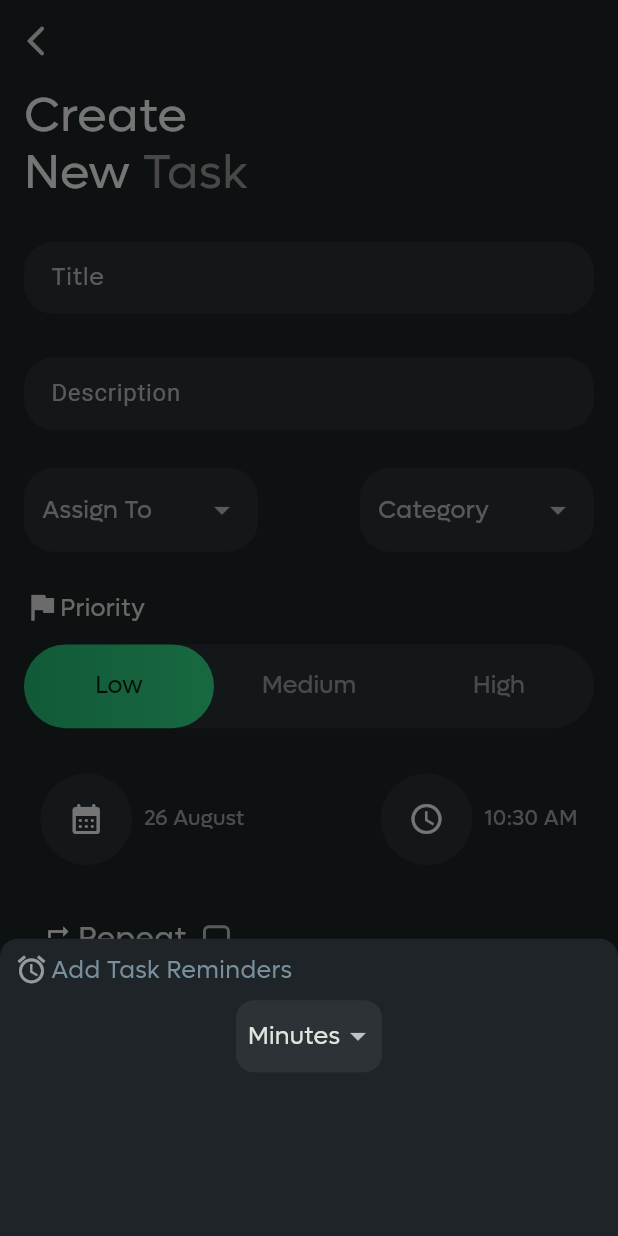
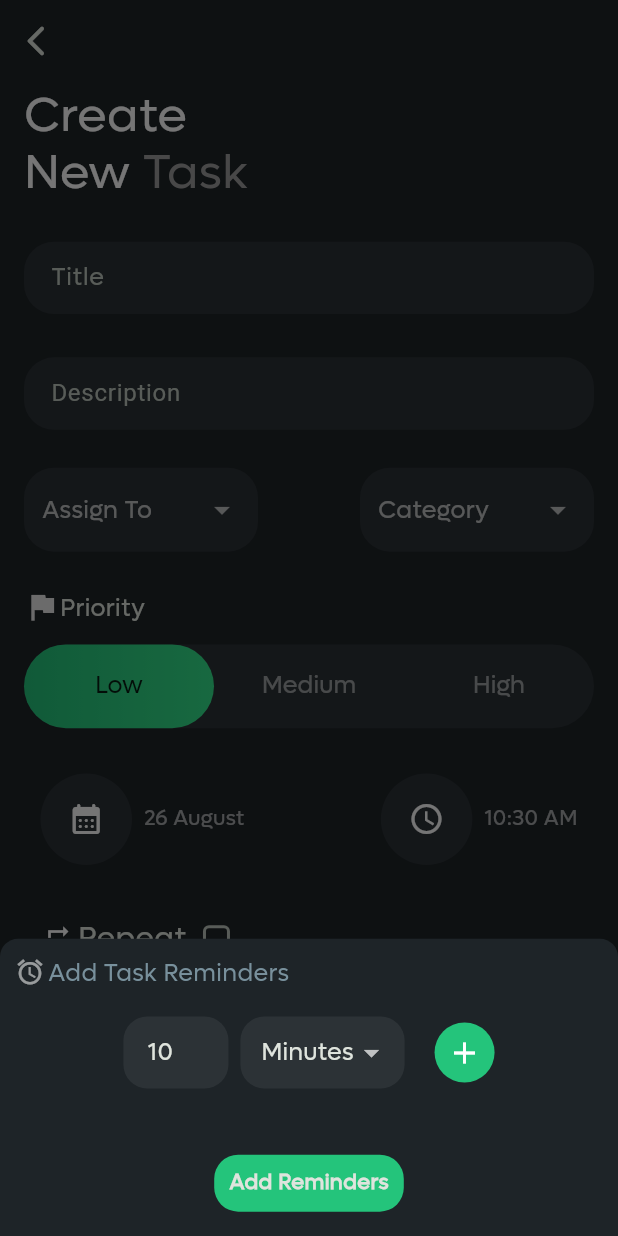
Before and after one commit to ZaynMeledath/turningpoint_tms, a Flutter app: the AssignTaskScreen screen opened directly, after a tap on the "alarm" icon, on a phone screen of 412 x 824 dp. Run offline on Flutter 3.47's test engine with Material 3 defaults, Android fonts, the phone set to English and light mode, and no system bars; drawn by our look-alikes of flutter_animate, slide_to_act; our stand-ins replace animated_bottom_navigation_bar, firebase_core, firebase_messaging, flutter_screenutil, flutter_spinkit, get and 4 more; missing offline and left inert: record; accounts and stored records are empty; network calls fail.

Commit message:
Reminder bottom sheet

```diff
--- a/lib/constants/tasks_management_constants.dart
+++ b/lib/constants/tasks_management_constants.dart
@@ -23,3 +23,8 @@ class StatusIconColor {
   static const completed = AppColors.themeGreen;
   static const overdue = Colors.red;
 }
+
+class DefaultReminder {
+  static const defaultReminderTime = 10;
+  static const defaultReminderUnit = 'Minutes';
+}
--- a/lib/controller/assign_task_controller.dart
+++ b/lib/controller/assign_task_controller.dart
@@ -3,6 +3,7 @@ import 'package:get/get.dart';
 import 'package:turning_point_tasks_app/constants/tasks_management_constants.dart';
 import 'package:turning_point_tasks_app/controller/tasks_controller.dart';
 import 'package:turning_point_tasks_app/model/all_users_model.dart';
+import 'package:turning_point_tasks_app/model/tasks_model.dart';
 import 'package:turning_point_tasks_app/repository/tasks_repository.dart';
 
 class AssignTaskController extends GetxController {
@@ -19,12 +20,18 @@ class AssignTaskController extends GetxController {
   Rx<DateTime> taskDate = DateTime.now().obs;
   Rx<TimeOfDay> taskTime = TimeOfDay.now().obs;
 
+//====================Reminder====================//
+  RxInt reminderTime = DefaultReminder.defaultReminderTime.obs;
+  Rx<String> reminderUnit = DefaultReminder.defaultReminderUnit.obs;
+
+  RxList<Reminder> reminderList = RxList<Reminder>();
+
 //====================Priority====================//
   Rx<String> taskPriority = TaskPriority.low.obs;
 
 //====================Repeat Frequency Segment====================//
   RxBool shouldRepeatTask = false.obs;
-  Rxn<RepeatFrequency?> taskRepeatFrequency = Rxn<RepeatFrequency>();
+  Rxn<RepeatFrequency> taskRepeatFrequency = Rxn<RepeatFrequency>();
 
 //====================Voice Recorder====================//
   RxBool isRecording = false.obs;
@@ -61,6 +68,12 @@ class AssignTaskController extends GetxController {
         taskPriority.value = TaskPriority.high;
         break;
     }
+  }
+
+//====================Reset Reminder To Default====================//
+  void resetReminderToDefault() {
+    reminderTime.value = DefaultReminder.defaultReminderTime;
+    reminderUnit.value = DefaultReminder.defaultReminderUnit;
   }
 
 //====================Reset Days Map====================//
@@ -130,7 +143,9 @@ class AssignTaskController extends GetxController {
       dueDate: dueDateString,
       reminderFrequency: null,
       reminderStartDate: null,
-      repeatFrequency: null,
+      repeatFrequency: repeatFrequencyEnumToString(
+        repeatFrequency: taskRepeatFrequency.value,
+      ),
       repeatUntil: null,
       attachments: null,
     );
@@ -151,3 +166,32 @@ class AssignTaskController extends GetxController {
     assignToList.remove(email);
   }
 }
+
+//====================create Date Map====================//
+Map<int, bool> createDateMap() {
+  Map<int, bool> datesMap = {};
+
+  for (int i = 1; i <= totalDays; i++) {
+    datesMap[i] = false;
+  }
+
+  return datesMap;
+}
+
+//====================Repeat Frequency Enum to String====================//
+String? repeatFrequencyEnumToString({
+  required RepeatFrequency? repeatFrequency,
+}) {
+  switch (repeatFrequency) {
+    case RepeatFrequency.once:
+      return null;
+    case RepeatFrequency.daily:
+      return 'Daily';
+    case RepeatFrequency.weekly:
+      return 'Weekly';
+    case RepeatFrequency.monthly:
+      return 'Monthly';
+    default:
+      return null;
+  }
+}
--- a/lib/controller/tasks_controller.dart
+++ b/lib/controller/tasks_controller.dart
@@ -157,14 +157,3 @@ class TaskPriority {
   static const medium = 'Medium';
   static const high = 'High';
 }
-
-//====================create Date Map====================//
-Map<int, bool> createDateMap() {
-  Map<int, bool> datesMap = {};
-
-  for (int i = 1; i <= totalDays; i++) {
-    datesMap[i] = false;
-  }
-
-  return datesMap;
-}
--- a/lib/view/task_management/assign_task/assign_task_screen.dart
+++ b/lib/view/task_management/assign_task/assign_task_screen.dart
@@ -11,6 +11,7 @@ import 'package:turning_point_tasks_app/controller/assign_task_controller.dart';
 import 'package:turning_point_tasks_app/controller/filter_controller.dart';
 import 'package:turning_point_tasks_app/controller/tasks_controller.dart';
 import 'package:turning_point_tasks_app/controller/user_controller.dart';
+import 'package:turning_point_tasks_app/model/tasks_model.dart';
 import 'package:turning_point_tasks_app/utils/widgets/my_app_bar.dart';
 import 'package:turning_point_tasks_app/utils/widgets/name_letter_avatar.dart';
 import 'package:turning_point_tasks_app/view/login/login_screen.dart';
@@ -45,6 +46,7 @@ class _AssignTaskScreenState extends State<AssignTaskScreen>
   late final TextEditingController descriptionController;
   late final TextEditingController assignToSearchController;
   late final TextEditingController categorySearchController;
+  late final TextEditingController reminderTimeTextController;
   final filterController = FilterController();
   final assignTaskController = AssignTaskController();
   final tasksController = TasksController();
@@ -57,6 +59,8 @@ class _AssignTaskScreenState extends State<AssignTaskScreen>
     descriptionController = TextEditingController();
     assignToSearchController = TextEditingController();
     categorySearchController = TextEditingController();
+    reminderTimeTextController = TextEditingController(
+        text: DefaultReminder.defaultReminderTime.toString());
     super.initState();
   }
 
@@ -67,6 +71,7 @@ class _AssignTaskScreenState extends State<AssignTaskScreen>
     descriptionController.dispose();
     assignToSearchController.dispose();
     categorySearchController.dispose();
+    reminderTimeTextController.dispose();
     assignTaskController.dispose();
     super.dispose();
   }
@@ -180,6 +185,7 @@ class _AssignTaskScreenState extends State<AssignTaskScreen>
                 attatchmentSegment(
                   assignTaskController: assignTaskController,
                   recorder: recorder,
+                  reminderTimeTextController: reminderTimeTextController,
                 ).animate().slideY(
                       begin: 1,
                       delay: const Duration(milliseconds: 280),
--- a/lib/view/task_management/assign_task/dialogs/show_reminder_bottom_sheet.dart
+++ b/lib/view/task_management/assign_task/dialogs/show_reminder_bottom_sheet.dart
@@ -1,14 +1,30 @@
 part of '../assign_task_screen.dart';
 
-Future<Object?> showReminderBottomSheet() async {
+Future<Object?> showReminderBottomSheet({
+  required TextEditingController textController,
+  required AssignTaskController assignTaskController,
+}) async {
   return Get.bottomSheet(
-    bottomSheet(),
+    bottomSheet(
+      textController: textController,
+      assignTaskController: assignTaskController,
+    ),
     isDismissible: false,
   );
 }
 
-Widget bottomSheet() {
-  return Container(
+Widget bottomSheet({
+  required TextEditingController textController,
+  required AssignTaskController assignTaskController,
+}) {
+  textController.text = assignTaskController.reminderTime.toString();
+
+  return Material(
+    color: Colors.transparent,
+    borderRadius: const BorderRadius.vertical(
+      top: Radius.circular(12),
+    ),
+    child: Container(
       width: double.maxFinite,
       height: 220.h,
       padding: EdgeInsets.symmetric(horizontal: 10.w),
@@ -20,13 +36,13 @@ Widget bottomSheet() {
       ),
       child: Column(
         children: [
-        SizedBox(height: 10.h),
+          SizedBox(height: 12.h),
           Row(
             children: [
               Icon(
                 Icons.alarm,
                 color: Colors.white54,
-              size: 22.w,
+                size: 20.w,
               ),
               const SizedBox(width: 2),
               Text(
@@ -38,52 +54,154 @@ Widget bottomSheet() {
               ),
             ],
           ),
-        SizedBox(height: 10.h),
+          SizedBox(height: 20.h),
           Row(
             mainAxisAlignment: MainAxisAlignment.center,
             children: [
-            reminderDropdown(),
+//====================TextField and Dropdown====================//
+              reminderTextField(textController: textController),
+              SizedBox(width: 8.w),
+              reminderDropdown(
+                assignTaskController: assignTaskController,
+              ),
+              SizedBox(width: 20.w),
+//====================Plus Button====================//
+              InkWell(
+                borderRadius: BorderRadius.circular(100),
+                onTap: () {
+                  assignTaskController.reminderList.add(
+                    Reminder(
+                      time: int.parse(textController.text),
+                      unit: assignTaskController.reminderUnit.value,
+                    ),
+                  );
+                },
+                child: Container(
+                  width: 40.w,
+                  height: 40.w,
+                  decoration: const BoxDecoration(
+                    shape: BoxShape.circle,
+                    color: AppColors.themeGreen,
+                  ),
+                  child: Icon(
+                    Icons.add,
+                    size: 24.w,
+                  ),
+                ),
+              ),
             ],
           ),
+          const Expanded(
+            child: SizedBox(),
+          ),
+//====================Add Reminders Button====================//
+          InkWell(
+            borderRadius: BorderRadius.circular(100),
+            onTap: () {},
+            child: Container(
+              padding: EdgeInsets.symmetric(
+                horizontal: 10.w,
+                vertical: 10.h,
+              ),
+              margin: EdgeInsets.only(
+                bottom: 18.h,
+              ),
+              decoration: BoxDecoration(
+                color: AppColors.themeGreen,
+                borderRadius: BorderRadius.circular(16),
+              ),
+              child: const Text(
+                'Add Reminders',
+                style: TextStyle(
+                  fontWeight: FontWeight.w600,
+                ),
+              ),
+            ),
+          ),
         ],
+      ),
     ),
   );
 }
 
-Widget reminderTextField() {
-  return Container();
-}
-
-Widget reminderDropdown() {
-  return Container(
-    padding: const EdgeInsets.only(
-      left: 8,
-      right: 4,
+Widget reminderTextField({
+  required TextEditingController textController,
+}) {
+  return SizedBox(
+    width: 70,
+    child: TextField(
+      controller: textController,
+      keyboardType: TextInputType.number,
+      decoration: InputDecoration(
+        fillColor: AppColors.textFieldColor,
+        filled: true,
+        contentPadding: EdgeInsets.symmetric(
+          horizontal: 12.w,
+          // vertical: 2.h,
         ),
-    decoration: BoxDecoration(
-      color: AppColors.textFieldColor,
-      borderRadius: BorderRadius.circular(12),
+        border: OutlineInputBorder(
+          borderRadius: BorderRadius.circular(16),
+          borderSide: BorderSide.none,
         ),
-    child: Center(
-      child: DropdownButton(
-        underline: Container(),
-        value: 'minutes',
-        items: const [
-          DropdownMenuItem(
-            value: 'minutes',
-            child: Text('Minutes'),
+        focusedBorder: OutlineInputBorder(
+          borderRadius: BorderRadius.circular(16),
+          borderSide: const BorderSide(
+            color: AppColors.themeGreen,
           ),
-          DropdownMenuItem(
-            value: 'hours',
-            child: Text('Hours'),
         ),
-          DropdownMenuItem(
-            value: 'days',
-            child: Text('Days'),
+        enabledBorder: OutlineInputBorder(
+          borderRadius: BorderRadius.circular(16),
+          borderSide: BorderSide.none,
         ),
-        ],
-        onChanged: (value) {},
+        errorBorder: OutlineInputBorder(
+          borderRadius: BorderRadius.circular(16),
+          borderSide: const BorderSide(
+            color: Colors.red,
+          ),
+        ),
       ),
     ),
   );
 }
+
+Widget reminderDropdown({
+  required AssignTaskController assignTaskController,
+}) {
+  return Container(
+    padding: const EdgeInsets.only(
+      left: 14,
+      right: 10,
+    ),
+    decoration: BoxDecoration(
+      color: AppColors.textFieldColor,
+      borderRadius: BorderRadius.circular(16),
+    ),
+    child: Obx(
+      () => Center(
+        child: DropdownButton(
+          underline: const SizedBox(),
+          dropdownColor: AppColors.textFieldColor,
+          borderRadius: BorderRadius.circular(16),
+          value: assignTaskController.reminderUnit.value,
+          items: const [
+            DropdownMenuItem(
+              value: 'Minutes',
+              child: Text('Minutes'),
+            ),
+            DropdownMenuItem(
+              value: 'Hours',
+              child: Text('Hours'),
+            ),
+            DropdownMenuItem(
+              value: 'Days',
+              child: Text('Days'),
+            ),
+          ],
+          onChanged: (value) {
+            assignTaskController.reminderUnit.value = value as String;
+          },
+        ),
+      ),
+    ),
+  );
+}
--- a/lib/view/task_management/assign_task/segments/attatchment_segment.dart
+++ b/lib/view/task_management/assign_task/segments/attatchment_segment.dart
@@ -3,6 +3,7 @@ part of '../assign_task_screen.dart';
 Widget attatchmentSegment({
   required AssignTaskController assignTaskController,
   required AudioRecorder recorder,
+  required TextEditingController reminderTimeTextController,
 }) {
   return Row(
     children: [
@@ -45,7 +46,10 @@ Widget attatchmentSegment({
       ),
       IconButton(
         onPressed: () {
-          showReminderBottomSheet();
+          showReminderBottomSheet(
+            textController: reminderTimeTextController,
+            assignTaskController: assignTaskController,
+          );
         },
         icon: Icon(
           Icons.alarm,
--- a/lib/view/task_management/assign_task/segments/repeat_frequency_section.dart
+++ b/lib/view/task_management/assign_task/segments/repeat_frequency_section.dart
@@ -46,6 +46,7 @@ Widget repeatFrequencySection({
                           child: SizedBox(
                             width: 148.w,
                             child: DropdownButtonFormField(
+                              dropdownColor: AppColors.textFieldColor,
                               elevation: 2,
                               hint: Text(
                                 'Frequency',
```
Lines whose indentation alone changed are shown as unchanged.
